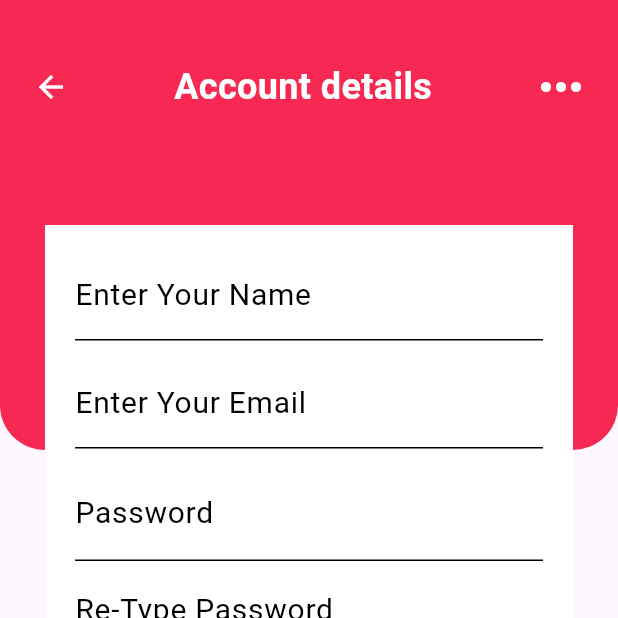
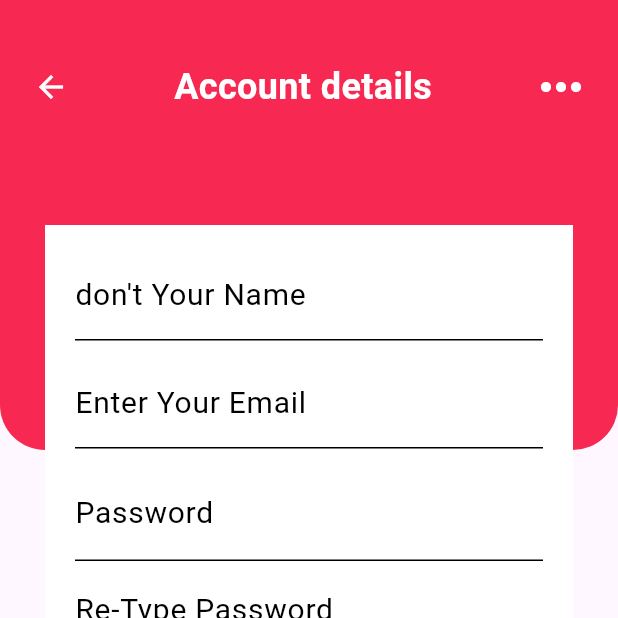
Before and after one commit to shfaysal/Quickmart_flutter, a Flutter app: the SignUp screen opened by its route, on a phone screen of 412 x 824 dp, the top half of it. Run offline on Flutter 3.47's test engine with Material 3 defaults, Android fonts, the phone set to English and light mode, and no system bars; our stand-ins replace font_awesome_flutter, marquee; missing offline and left inert: gif_view.

Commit message:
first commit

```diff
--- a/lib/sign_up.dart
+++ b/lib/sign_up.dart
@@ -150,7 +150,7 @@ class _SignUpState extends State<SignUp> {
                       color: Colors.black
                     ),
                     decoration: const InputDecoration(
-                      labelText: "Enter Your Name",
+                      labelText: "don't Your Name",
                       labelStyle: TextStyle(
                         color: Colors.black,
                         fontSize: 20
```
